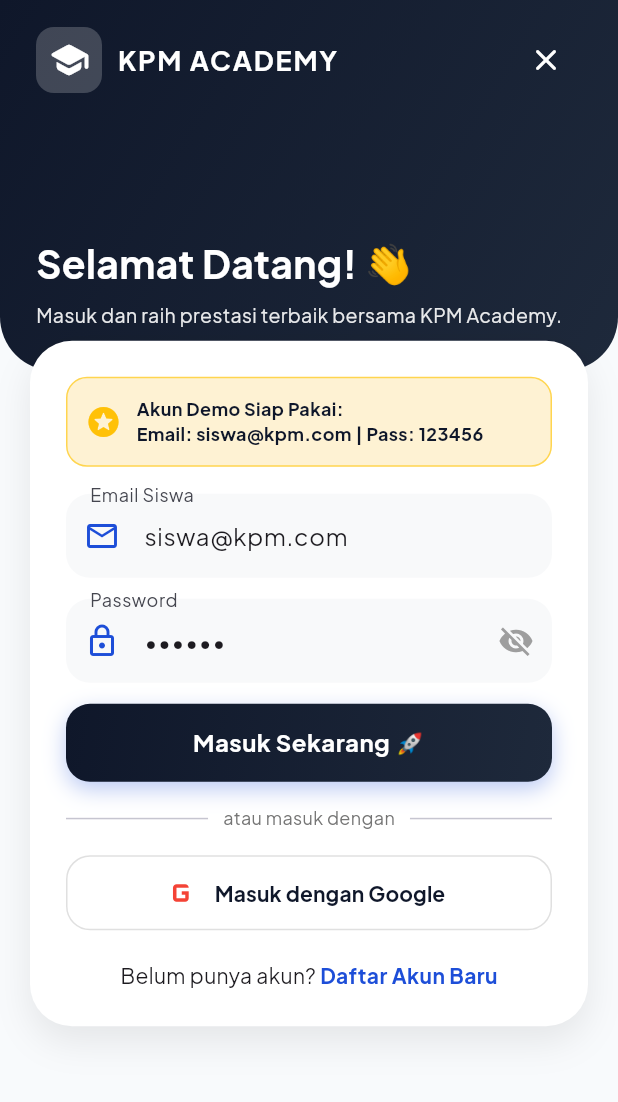
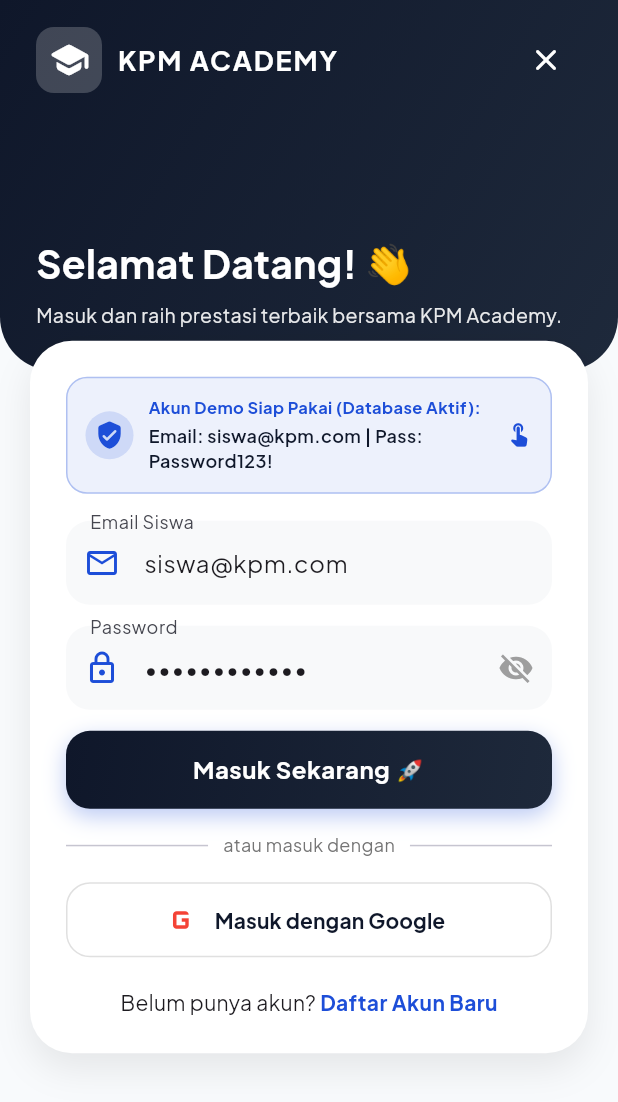
Before and after one commit to Hanywalll/kpm_mobile_apps, a Flutter app: the LoginScreen screen opened by its route, on a phone screen of 412 x 824 dp. Shown: the top 1102 px of the screen. Run offline on Flutter 3.47's test engine with Material 3 defaults, Android fonts, the phone set to English and light mode, and no system bars; our stand-ins replace cached_network_image, dio, flutter_secure_storage, google_fonts, open_filex, pdf and 2 more; accounts and stored records are empty; network calls fail.

Commit message:
feat: update login demo account to active db credentials and add Masuk/Daftar guest banner in home header

```diff
--- a/lib/screens/auth/login_screen.dart
+++ b/lib/screens/auth/login_screen.dart
@@ -13,7 +13,7 @@
 
 class _LoginScreenState extends State<LoginScreen> {
   final _emailController = TextEditingController(text: 'siswa@kpm.com');
-  final _passwordController = TextEditingController(text: '123456');
+  final _passwordController = TextEditingController(text: 'Password123!');
   final _formKey = GlobalKey<FormState>();
   bool _obscurePassword = true;
 
@@ -164,28 +164,65 @@
                     child: Column(
                       crossAxisAlignment: CrossAxisAlignment.start,
                       children: [
-                        Container(
+                        GestureDetector(
+                          onTap: () {
+                            setState(() {
+                              _emailController.text = 'siswa@kpm.com';
+                              _passwordController.text = 'Password123!';
+                            });
+                            ScaffoldMessenger.of(context).showSnackBar(
+                              const SnackBar(
+                                content: Text('Akun Siswa Demo diterapkan! Siap masuk.'),
+                                backgroundColor: AppTheme.primaryBlue,
+                                duration: Duration(seconds: 2),
+                              ),
+                            );
+                          },
+                          child: Container(
                             padding: const EdgeInsets.all(12),
                             decoration: BoxDecoration(
-                            color: AppTheme.accentYellow.withValues(alpha: 0.2),
+                              color: AppTheme.primaryBlue.withValues(alpha: 0.08),
                               borderRadius: BorderRadius.circular(14),
-                            border: Border.all(color: Colors.amber.shade300),
+                              border: Border.all(color: AppTheme.primaryBlue.withValues(alpha: 0.3)),
                             ),
-                          child: const Row(
+                            child: Row(
                               children: [
-                              Icon(Icons.stars_rounded, color: Colors.amber, size: 24),
-                              SizedBox(width: 10),
-                              Expanded(
-                                child: Text(
-                                  'Akun Demo Siap Pakai:\nEmail: siswa@kpm.com | Pass: 123456',
+                                Container(
+                                  padding: const EdgeInsets.all(6),
+                                  decoration: BoxDecoration(
+                                    color: AppTheme.primaryBlue.withValues(alpha: 0.15),
+                                    shape: BoxShape.circle,
+                                  ),
+                                  child: const Icon(Icons.verified_user_rounded, color: AppTheme.primaryBlue, size: 20),
+                                ),
+                                const SizedBox(width: 10),
+                                const Expanded(
+                                  child: Column(
+                                    crossAxisAlignment: CrossAxisAlignment.start,
+                                    children: [
+                                      Text(
+                                        'Akun Demo Siap Pakai (Database Aktif):',
+                                        style: TextStyle(
+                                          fontSize: 11,
+                                          fontWeight: FontWeight.bold,
+                                          color: AppTheme.primaryBlue,
+                                        ),
+                                      ),
+                                      SizedBox(height: 2),
+                                      Text(
+                                        'Email: siswa@kpm.com | Pass: Password123!',
                                         style: TextStyle(
                                           fontSize: 12,
-                                    fontWeight: FontWeight.bold,
+                                          fontWeight: FontWeight.w600,
                                           color: AppTheme.textPrimary,
                                         ),
                                       ),
+                                    ],
                                   ),
+                                ),
+                                const Icon(Icons.touch_app_rounded, size: 18, color: AppTheme.primaryBlue),
                               ],
+                            ),
                           ),
                         ),
                         const SizedBox(height: 18),
```
Also changed, not shown: lib/screens/home/home_screen.dart (+43 -8 lines). Lines whose indentation alone changed are shown as unchanged.
